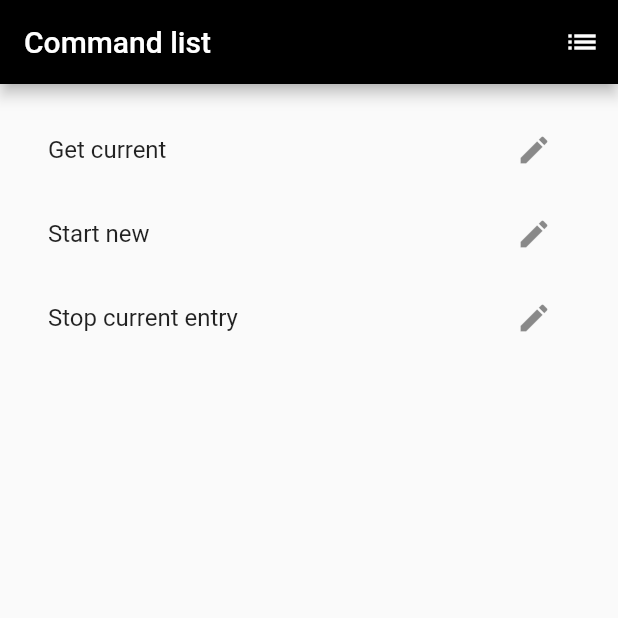
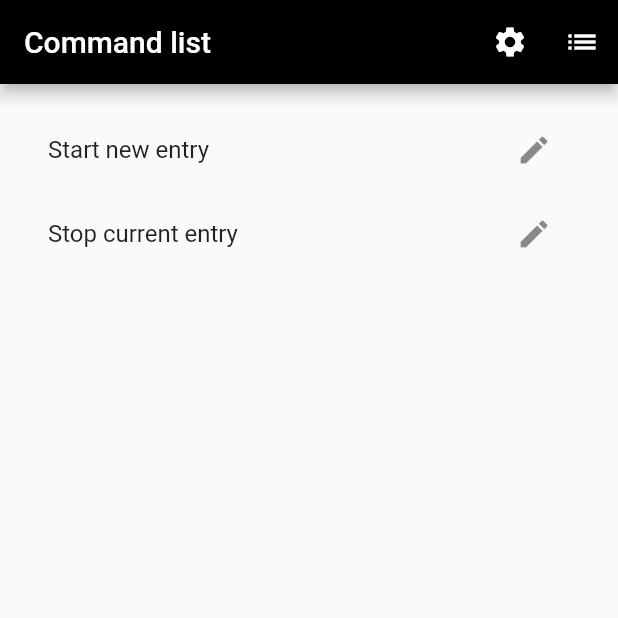
Before and after one commit to janmpeterka/flutter-api-runner, a Flutter app: the screen it shows after launch, on a phone screen of 412 x 824 dp, the top half of it. Run offline on Flutter 3.47's test engine with Material 2 defaults, Android fonts, the phone set to English and light mode, and no system bars; our stand-ins replace fluttertoast, shared_preferences; missing offline and left inert: dart:ffi.

Commit message:
Add log page, improve commands

```diff
--- a/lib/command_list.dart
+++ b/lib/command_list.dart
@@ -10,8 +10,8 @@ class CommandList extends StatefulWidget {
 
 class CommandListState extends State<CommandList> {
   List<Command> _commandList = [
-    TogglGetCurrent("Get current"),
-    TogglStartTimeEntry("Start new"),
+//    TogglGetCurrent("Get current"),
+    TogglStartTimeEntry("Start new entry"),
     TogglStopEntry("Stop current entry")
   ];
 
@@ -21,7 +21,8 @@ class CommandListState extends State<CommandList> {
       appBar: AppBar(
         title: Text('Command list'),
         actions: <Widget>[
-          IconButton(icon: Icon(Icons.list), onPressed: (){Navigator.pushNamed(context, "/settings");}),
+          IconButton(icon: Icon(Icons.settings), onPressed: (){Navigator.pushNamed(context, "/settings");}),
+          IconButton(icon: Icon(Icons.list), onPressed: (){Navigator.pushNamed(context, "/logs");}),
         ],
       ),
       body: _buildList(),
```
